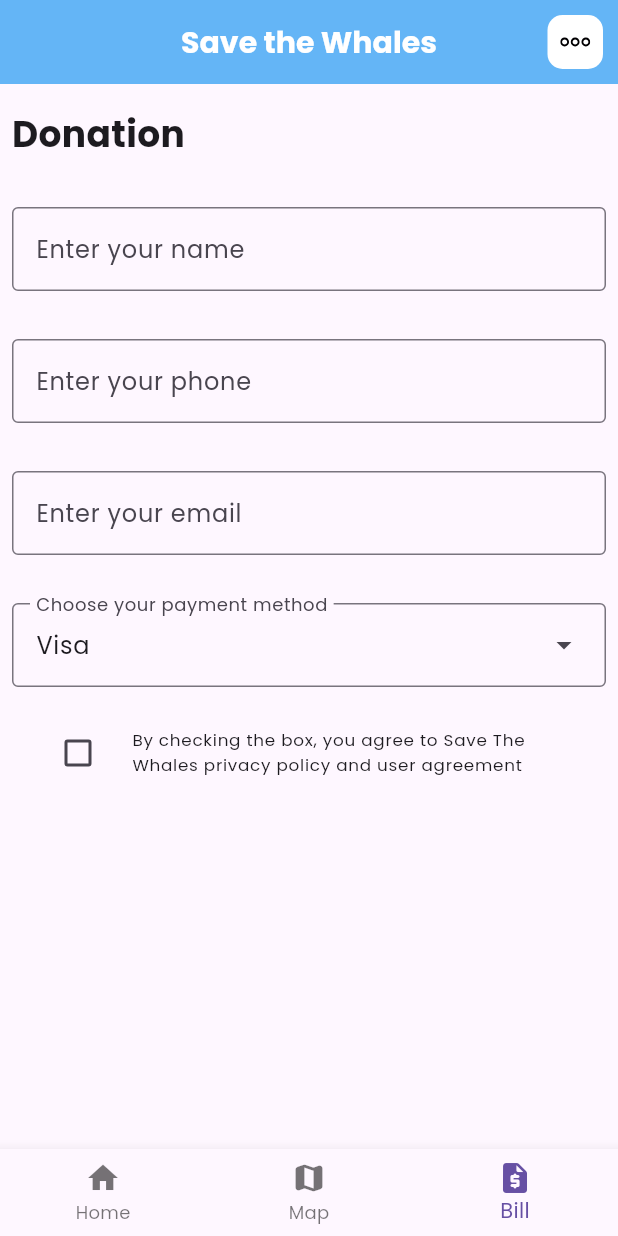
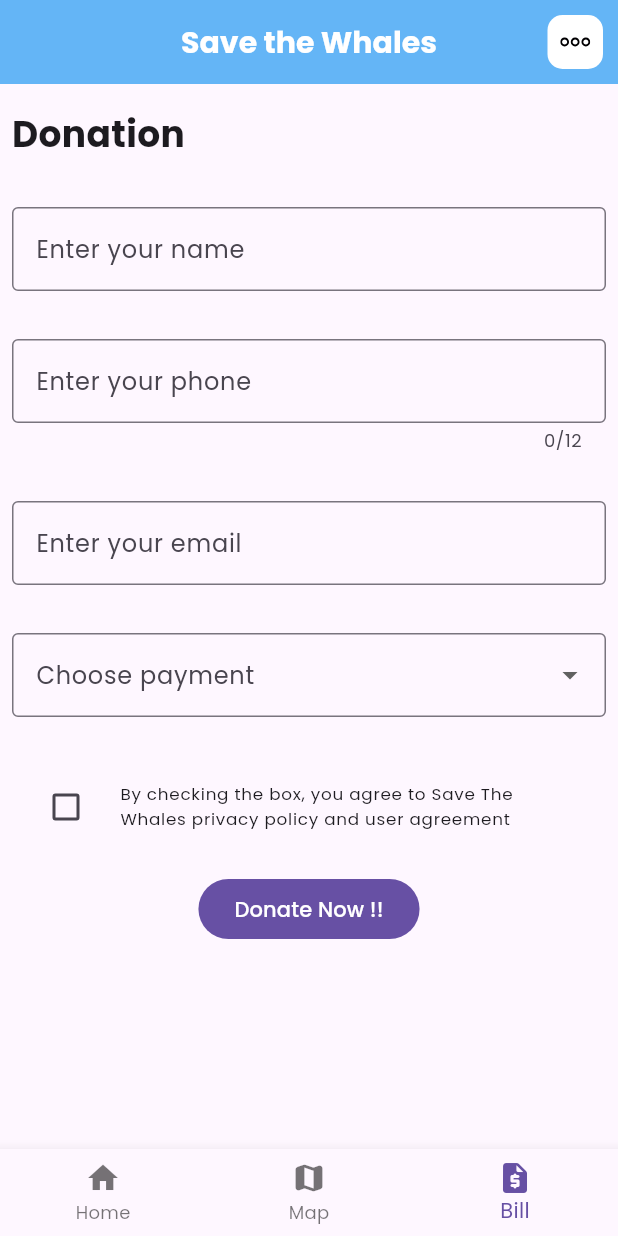
Before and after one commit to AstericsDS/savethewhales, a Flutter app: the screen it shows after launch, item 3 of the bottom bar chosen, on a phone screen of 412 x 824 dp. Run offline on Flutter 3.47's test engine with Material 3 defaults, Android fonts, the phone set to English and light mode, and no system bars; our stand-ins replace flutter_map, flutter_svg, latlong2, sqflite; missing offline and left inert: dart:ffi; accounts and stored records are empty.

Commit message:
form controll bill

```diff
--- a/lib/main.dart
+++ b/lib/main.dart
@@ -1,6 +1,5 @@
 import 'package:flutter/material.dart';
 import 'package:savethewhales/pages/home.dart';
-
 void main() {
   runApp(MyApp());
 }
@@ -16,7 +15,7 @@ class _MyAppState extends State<MyApp> {
     return MaterialApp(
       debugShowCheckedModeBanner: false,
       theme: ThemeData(fontFamily: 'Poppins'),
-      home: Homepage(),
+      home: const Homepage(),
     );
   }
 }
--- a/lib/pages/bill.dart
+++ b/lib/pages/bill.dart
@@ -1,8 +1,12 @@
+import 'dart:ffi';
+
 import 'package:flutter/material.dart';
 import 'package:collection/collection.dart';
+import 'package:flutter/services.dart';
 import 'package:savethewhales/services/database_service.dart';
 
 const List<String> list = <String>['Visa', 'Credit', 'QRIS'];
+typedef MenuEntry = DropdownMenuEntry<String>;
 
 class BillPage extends StatefulWidget {
   const BillPage({super.key});
@@ -13,24 +17,35 @@ class BillPage extends StatefulWidget {
 
 class _BillPageState extends State<BillPage> {
   final DatabaseService _databaseService = DatabaseService.instance;
+  final GlobalKey<FormState> _billsFormKey = GlobalKey<FormState>();
+  bool isChecked = false;
+
+
   @override
   Widget build(BuildContext context) {
     return Scaffold(
       body: SingleChildScrollView(
         child: Column(
           children: [
-            mainMenu(),
+            billsform(),
           ],
         ),
       ),
     );
   }
 
-  Column mainMenu() {
-    return const Column(
+  Form billsform() {
+    String? selectedvalue;
+    String? name;
+    String? phone;
+    String? email;
+    String? payment;
+    return Form(
+      key: _billsFormKey,
+      child: Column(
         crossAxisAlignment: CrossAxisAlignment.start,
         children: <Widget>[
-        Padding(
+          const Padding(
             padding: EdgeInsets.symmetric(horizontal: 8, vertical: 16),
             child: Text(
               'Donation',
@@ -43,71 +58,78 @@ class _BillPageState extends State<BillPage> {
           ),
           Padding(
             padding: EdgeInsets.symmetric(horizontal: 8, vertical: 16),
-          child: TextField(
-            decoration: InputDecoration(
+            child: TextFormField(
+              decoration: const InputDecoration(
                 border: OutlineInputBorder(),
-              hintText: 'Enter your name',
+                labelText: 'Enter your name',
               ),
+              validator: (String? value){
+                if(value == null || value.isEmpty || value.length < 5){
+                  return 'Please enter some text';
+                }
+                return null;
+              },
+              onSaved: (newValue) {
+                name = newValue;
+              },
             ),
           ),
           Padding(
-          padding: EdgeInsets.symmetric(horizontal: 8, vertical: 16),
-          child: TextField(
-            decoration: InputDecoration(
+            padding: const EdgeInsets.symmetric(horizontal: 8, vertical: 16),
+            child: TextFormField(
+              maxLength: 12,
+              keyboardType: TextInputType.number,
+              inputFormatters: <TextInputFormatter>[
+                FilteringTextInputFormatter.digitsOnly,
+                LengthLimitingTextInputFormatter(12),
+              ],
+              decoration: const InputDecoration(
                 border: OutlineInputBorder(),
                 labelText: 'Enter your phone',
               ),
+              onSaved: ( newValue) {
+                phone = newValue;
+              },
             ),
           ),
           Padding(
-          padding: EdgeInsets.symmetric(horizontal: 8, vertical: 16),
-          child: TextField(
-            decoration: InputDecoration(
+            padding: const EdgeInsets.symmetric(horizontal: 8, vertical: 16),
+            child: TextFormField(
+              decoration: const InputDecoration(
                 border: OutlineInputBorder(),
                 labelText: 'Enter your email',
               ),
+              validator: (String? value){
+                return (value != null && value.contains('@')) ? null : 'please insert valid email';
+              },
+              onSaved: (newValue){
+                email = newValue;
+              },
             ),
           ),
           Padding(
-          padding: EdgeInsets.symmetric(horizontal: 8, vertical: 16),
-          child: All()
-        )
-      ],
+            padding: const EdgeInsets.symmetric(horizontal: 8, vertical: 16),
+            child: DropdownButtonFormField<String>(
+              value: selectedvalue,
+              decoration: const InputDecoration(
+                labelText: 'Choose payment',
+                border: OutlineInputBorder(),
+              ),
+              items: list.map((p){
+                return DropdownMenuItem<String>(
+                  value: p,
+                  child: Text(p),
                   );
-  }
-}
-
-class All extends StatefulWidget {
-  const All({super.key});
-
-  @override
-  State<All> createState() => _AllState();
-}
-
-typedef MenuEntry = DropdownMenuEntry<String>;
-
-class _AllState extends State<All> {
-  static final List<MenuEntry> menuEntries = UnmodifiableListView<MenuEntry>(
-    list.map<MenuEntry>((String name) => MenuEntry(value: name, label: name)),
-  );
-  String dropdownValue = list.first;
-  bool isChecked = false;
-
-  @override
-  Widget build(BuildContext context) {
-    return Column(
-      children: <Widget>[
-        DropdownMenu<String>(
-          width: MediaQuery.of(context).size.width,
-          initialSelection: list.first,
-          label: Text('Choose your payment method'),
-          onSelected: (String? value) {
-            // This is called when the user selects an item.
+              }).toList(),
+              onChanged: (newvalue){
                 setState(() {
-              dropdownValue = value!;
+                  selectedvalue = newvalue;
                 });
               },
-          dropdownMenuEntries: menuEntries,
+              onSaved:(newValue) {
+                payment = newValue;
+              },
+            )
           ),
           Padding(
             padding: const EdgeInsets.symmetric(horizontal: 8, vertical: 16),
@@ -128,7 +150,24 @@ class _AllState extends State<All> {
               controlAffinity: ListTileControlAffinity.leading,
             ),
           ),
-
+          Center(
+            child: FilledButton(
+              onPressed: (){
+                if(_billsFormKey.currentState!.validate()){
+                  _billsFormKey.currentState!.save();
+                }
+              },
+              child: const Text('Donate Now !!'),
+            ),
+          ),
+        ],
+      )
+    );
+  }
+  Column res(String text){
+    return Column(
+      children: [
+        Text(text)
       ],
     );
   }
```
Lines whose indentation alone changed are shown as unchanged.
